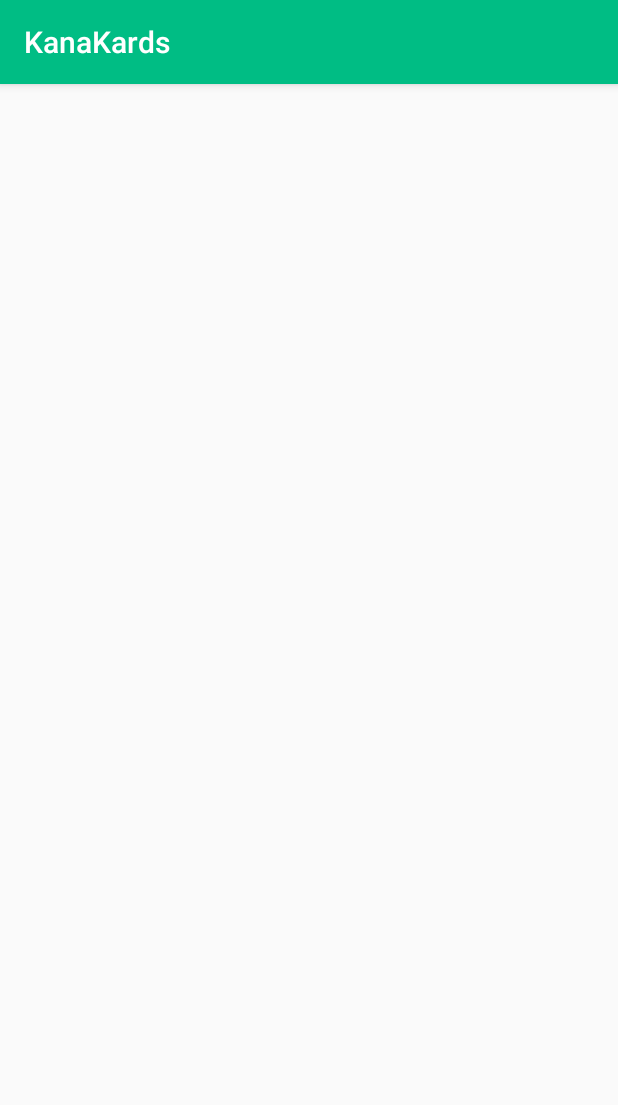
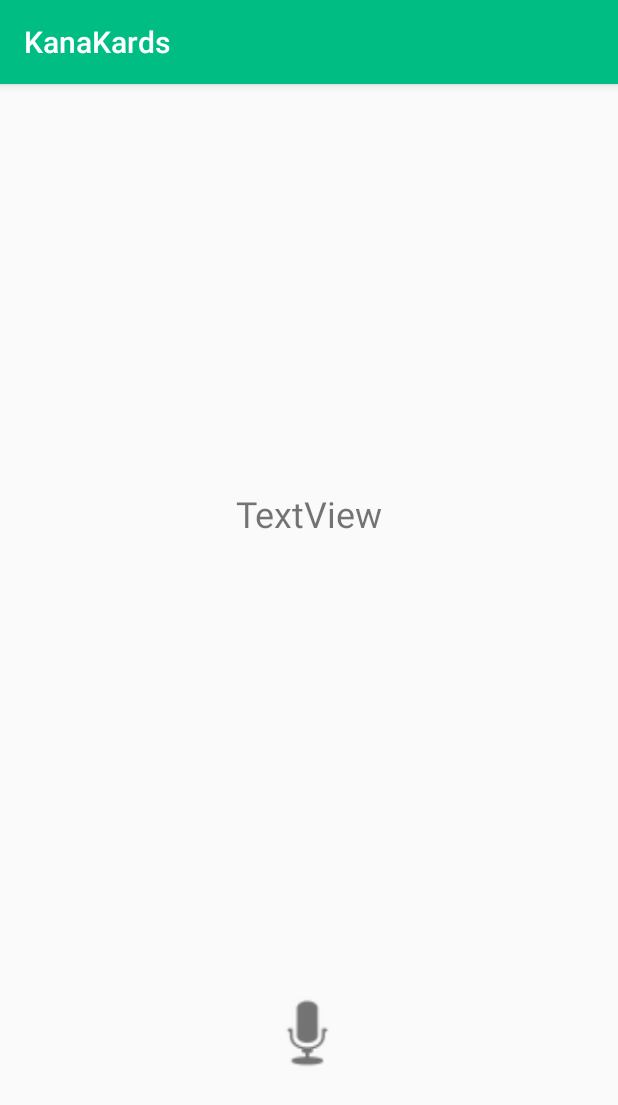
Before and after one commit to Rymoore94/KanaKards, an Android app: the VoiceViewer screen opened directly, with no data from a screen before it, on a phone screen of 412 x 824 dp. Shown: the top 1105 px of the screen. Run offline under Robolectric (Android 15) with nearby library versions, the phone set to English and light mode, and no system bars.

Commit message:
Google Speech to Text implemented. Roadblock encountered.

```diff
--- a/app/build.gradle
+++ b/app/build.gradle
@@ -29,6 +29,7 @@ dependencies {
     implementation 'androidx.constraintlayout:constraintlayout:1.1.3'
     implementation 'androidx.legacy:legacy-support-v4:1.0.0'
     implementation 'com.google.firebase:firebase-analytics:17.2.1'
+    implementation 'com.google.firebase:firebase-messaging:20.0.1'
     testImplementation 'junit:junit:4.12'
     androidTestImplementation 'androidx.test.ext:junit:1.1.1'
     androidTestImplementation 'androidx.test.espresso:espresso-core:3.1.0'
--- a/app/src/main/java/com/example/ryan/kanakards/VoiceViewer.java
+++ b/app/src/main/java/com/example/ryan/kanakards/VoiceViewer.java
@@ -1,17 +1,53 @@
 package com.example.ryan.kanakards;
 
 import androidx.appcompat.app.AppCompatActivity;
+
+import android.content.Intent;
 import android.os.Bundle;
+import android.speech.RecognizerIntent;
+import android.view.View;
+import android.widget.ImageView;
+import android.widget.TextView;
 import android.widget.Toast;
 
+import java.util.ArrayList;
+import java.util.Locale;
+
 public class VoiceViewer extends AppCompatActivity {
+
+    private final int VOICE_REQUEST_CODE = 10;
+    ImageView speakButt;
+    TextView outputText;
 
     @Override
     protected void onCreate(Bundle savedInstanceState) {
         super.onCreate(savedInstanceState);
         setContentView(R.layout.activity_voice_viewer);
-
         //TODO something needs to go here
         Toast.makeText(getApplicationContext(), "You made it to the Voice Section!", Toast.LENGTH_SHORT).show();
+
+        speakButt = findViewById(R.id.speakButt);
+        outputText = findViewById(R.id.outputText);
+
+        speakButt.setOnClickListener(new View.OnClickListener(){
+            @Override
+            public void onClick(View v){
+                Intent intent = new Intent(RecognizerIntent.ACTION_RECOGNIZE_SPEECH);
+                intent.putExtra(RecognizerIntent.EXTRA_LANGUAGE_MODEL, RecognizerIntent.LANGUAGE_MODEL_FREE_FORM);
+                intent.putExtra(RecognizerIntent.EXTRA_LANGUAGE, "ja_JP");
+                intent.putExtra(RecognizerIntent.EXTRA_PROMPT, "Speak");
+
+                startActivityForResult(intent, VOICE_REQUEST_CODE);
+            }
+        });
+    }
+
+    @Override
+    protected void onActivityResult(int request, int result, Intent data){
+        super.onActivityResult(request, result, data);
+        if(request == VOICE_REQUEST_CODE && data != null){
+            ArrayList<String> output = data.getStringArrayListExtra(RecognizerIntent.EXTRA_RESULTS);
+            outputText.setText(output.get(0));
+        }
     }
 }
--- a/app/src/main/res/layout/activity_voice_viewer.xml
+++ b/app/src/main/res/layout/activity_voice_viewer.xml
@@ -6,4 +6,28 @@
         android:layout_height="match_parent"
         tools:context=".VoiceViewer">
 
+    <ImageView
+            android:id="@+id/speakButt"
+            android:layout_width="62dp"
+            android:layout_height="0dp"
+            android:layout_marginBottom="91dp"
+            app:layout_constraintBottom_toBottomOf="parent"
+            app:layout_constraintEnd_toEndOf="parent"
+            app:layout_constraintHorizontal_bias="0.498"
+            app:layout_constraintStart_toStartOf="parent"
+            app:layout_constraintTop_toBottomOf="@+id/outputText"
+            app:srcCompat="@android:drawable/ic_btn_speak_now" />
+
+    <TextView
+            android:id="@+id/outputText"
+            android:layout_width="wrap_content"
+            android:layout_height="wrap_content"
+            android:layout_marginTop="270dp"
+            android:layout_marginBottom="286dp"
+            android:text="TextView"
+            android:textSize="24sp"
+            app:layout_constraintBottom_toTopOf="@+id/speakButt"
+            app:layout_constraintEnd_toEndOf="parent"
+            app:layout_constraintStart_toStartOf="parent"
+            app:layout_constraintTop_toTopOf="parent" />
 </androidx.constraintlayout.widget.ConstraintLayout>
```
